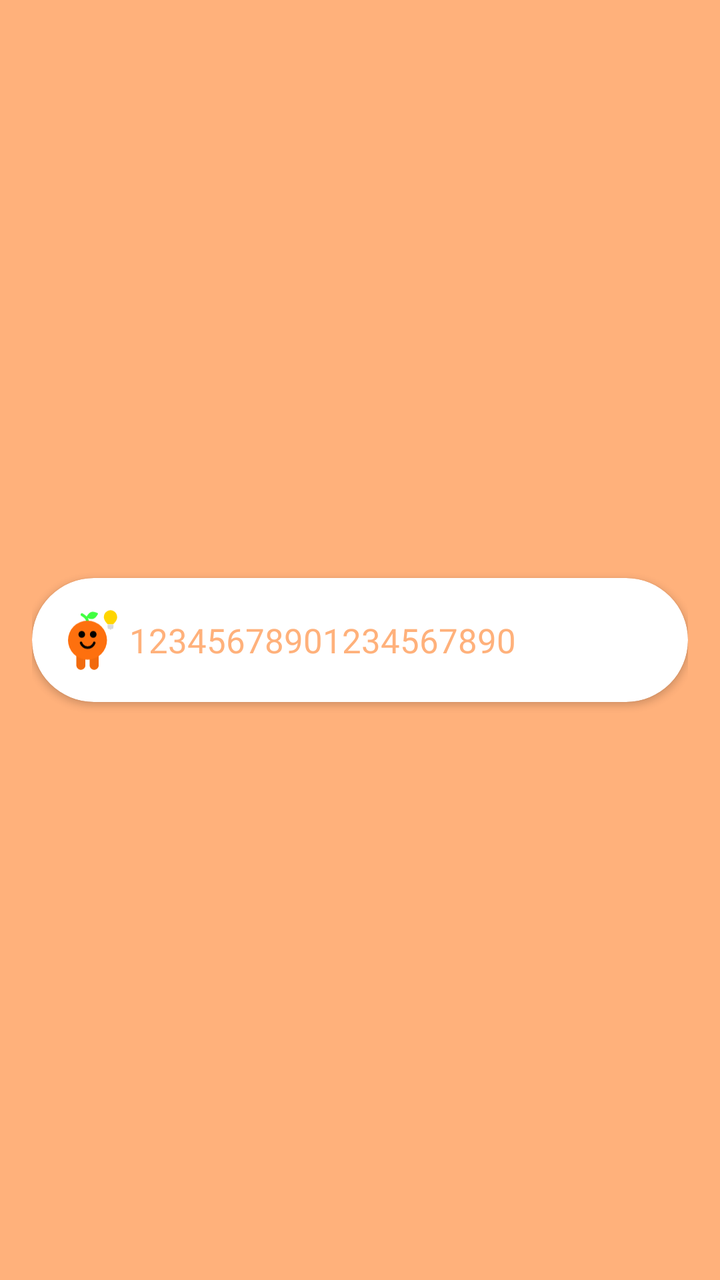
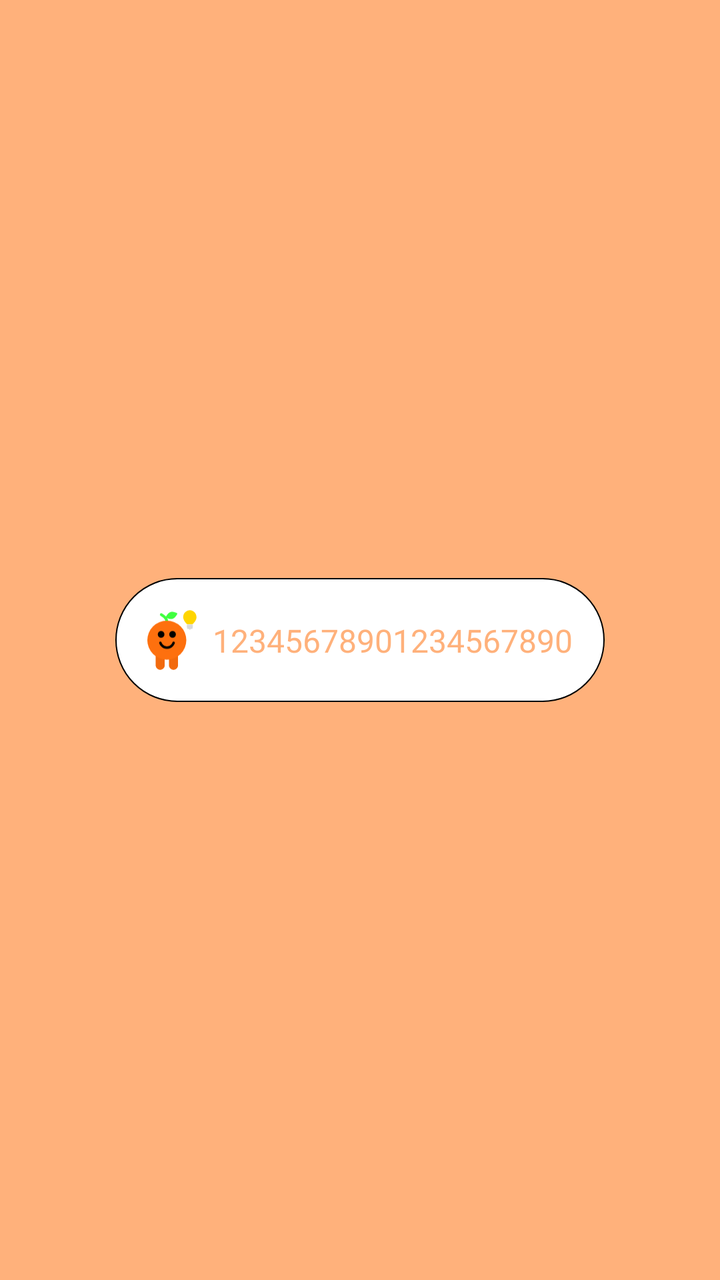

The first picture is an Android layout as it rendered before a commit; the second is the same layout after the commit. The layout source and the unified diff follow.
<!-- AndroidManifest.xml: application theme Theme.Forget -->
<!-- res/layout/popup_window.xml -->
<?xml version="1.0" encoding="utf-8"?>
<RelativeLayout
    xmlns:android="http://schemas.android.com/apk/res/android"
    xmlns:tools="http://schemas.android.com/tools"
    android:layout_width="wrap_content"
    android:layout_height="wrap_content"
    xmlns:app="http://schemas.android.com/apk/res-auto"
    android:padding="16dp"
    android:background="@null">

    <androidx.cardview.widget.CardView
        android:layout_width="match_parent"
        android:layout_height="wrap_content"
        android:layout_centerInParent="true"
        android:backgroundTint="@color/win_bg_color"
        app:cardCornerRadius="50dp">

        <LinearLayout
            android:layout_width="match_parent"
            android:layout_height="wrap_content"
            android:orientation="horizontal"
            android:padding="16dp">

            <ImageView
                android:id="@+id/icon"
                android:layout_height="30dp"
                android:layout_width="wrap_content"
                android:adjustViewBounds="true"
                android:scaleType="fitCenter"
                android:layout_marginLeft="2dp"
                android:src="@drawable/icon_small"
                tools:ignore="InvalidId" />

            <TextView
                android:id="@+id/titleText"
                android:layout_width="match_parent"
                android:layout_height="wrap_content"
                android:layout_gravity="center"
                android:layout_marginLeft="6dp"
                android:layout_marginRight="8dp"
                android:fontFamily="@font/font"
                android:text="12345678901234567890"
                android:textColor="@color/orange_light"
                android:textSize="17dp" />


        </LinearLayout>

    </androidx.cardview.widget.CardView>

</RelativeLayout>
<!-- resources referenced by this layout -->
<resources>
  <color name="orange_light">#FFB17B</color>
  <color name="win_bg_color">#FFFFFF</color>
  <!-- drawable icon_small: vector/xml drawable (drawable, 3439 chars, omitted) -->
  <style name="Theme.Forget" parent="Theme.MaterialComponents.DayNight.NoActionBar">
          
          <item name="colorPrimary">@color/bg_color</item>
          <item name="colorPrimaryDark">@color/bg_color</item>
          <item name="colorAccent">@color/bg_color</item>
          <item name="android:windowLightStatusBar">false</item>
          <item name="android:colorBackground">@color/bg_color</item>
          <item name="android:statusBarColor">@android:color/transparent</item>
          <item name="android:navigationBarColor">@color/bg_color</item>
          
          <item name="android:windowLayoutInDisplayCutoutMode">
              shortEdges 
          </item>
          
          <item name="colorSecondary">@color/bg_color</item>
          <item name="colorSecondaryVariant">@color/bg_color</item>
          <item name="colorOnSecondary">@color/bg_color</item>
      </style>
  <color name="bg_color">#FFB17B</color>
</resources>

<!-- the commit's change to res/layout/popup_window.xml (unified diff, before → after) -->
@@ -5,47 +5,48 @@
     android:layout_width="wrap_content"
     android:layout_height="wrap_content"
     xmlns:app="http://schemas.android.com/apk/res-auto"
-    android:padding="16dp"
+    android:padding="8dp"
     android:background="@null">
 
-    <androidx.cardview.widget.CardView
-        android:layout_width="match_parent"
+    <LinearLayout
+        android:layout_width="wrap_content"
         android:layout_height="wrap_content"
         android:layout_centerInParent="true"
-        android:backgroundTint="@color/win_bg_color"
-        app:cardCornerRadius="50dp">
+        android:background="@drawable/window_background">
 
-        <LinearLayout
-            android:layout_width="match_parent"
+        <androidx.constraintlayout.widget.ConstraintLayout
+            android:layout_width="wrap_content"
             android:layout_height="wrap_content"
-            android:orientation="horizontal"
             android:padding="16dp">
 
-            <ImageView
-                android:id="@+id/icon"
-                android:layout_height="30dp"
-                android:layout_width="wrap_content"
-                android:adjustViewBounds="true"
-                android:scaleType="fitCenter"
-                android:layout_marginLeft="2dp"
-                android:src="@drawable/icon_small"
-                tools:ignore="InvalidId" />
+           <ImageView
+               android:id="@+id/icon"
+               android:layout_height="30dp"
+               android:layout_width="0dp"
+               android:adjustViewBounds="true"
+               android:scaleType="fitCenter"
+               android:src="@drawable/icon_small"
+               app:layout_constraintStart_toStartOf="parent"
+               app:layout_constraintTop_toTopOf="parent"
+               app:layout_constraintBottom_toBottomOf="parent"/>
 
             <TextView
                 android:id="@+id/titleText"
-                android:layout_width="match_parent"
+                android:layout_width="0dp"
                 android:layout_height="wrap_content"
                 android:layout_gravity="center"
-                android:layout_marginLeft="6dp"
-                android:layout_marginRight="8dp"
+                android:layout_marginStart="8dp"
                 android:fontFamily="@font/font"
                 android:text="12345678901234567890"
                 android:textColor="@color/orange_light"
-                android:textSize="17dp" />
+                android:textSize="16dp"
+                app:layout_constraintTop_toTopOf="parent"
+                app:layout_constraintBottom_toBottomOf="parent"
+                app:layout_constraintStart_toEndOf="@id/icon"/>
 
 
-        </LinearLayout>
+        </androidx.constraintlayout.widget.ConstraintLayout>
 
-    </androidx.cardview.widget.CardView>
+    </LinearLayout>
 
 </RelativeLayout>
<!-- resource entries referenced after the edit -->
@@ -1,8 +1,20 @@
 <!-- resources referenced by this layout -->
 <resources>
   <color name="orange_light">#FFB17B</color>
-  <color name="win_bg_color">#FFFFFF</color>
   <!-- drawable icon_small: vector/xml drawable (drawable, 3439 chars, omitted) -->
+  <!-- drawable window_background (drawable) -->
+  <?xml version="1.0" encoding="utf-8"?>
+  <selector xmlns:android="http://schemas.android.com/apk/res/android" xmlns:andorid="http://schemas.android.com/aapt">
+  
+      <item>
+          <shape andorid:shape="retangle">
+              <solid android:color="@color/fg_color"/>
+              <corners android:radius="50dp"/>
+              <stroke android:color="@color/black" android:width="0.5dp"/>
+          </shape>
+      </item>
+  
+  </selector>
   <style name="Theme.Forget" parent="Theme.MaterialComponents.DayNight.NoActionBar">
           
           <item name="colorPrimary">@color/bg_color</item>
@@ -21,6 +33,8 @@
           <item name="colorSecondaryVariant">@color/bg_color</item>
           <item name="colorOnSecondary">@color/bg_color</item>
       </style>
+  <color name="fg_color">#FFFFFF</color>
+  <color name="black">#000000</color>
   <color name="bg_color">#FFB17B</color>
 </resources>
 
